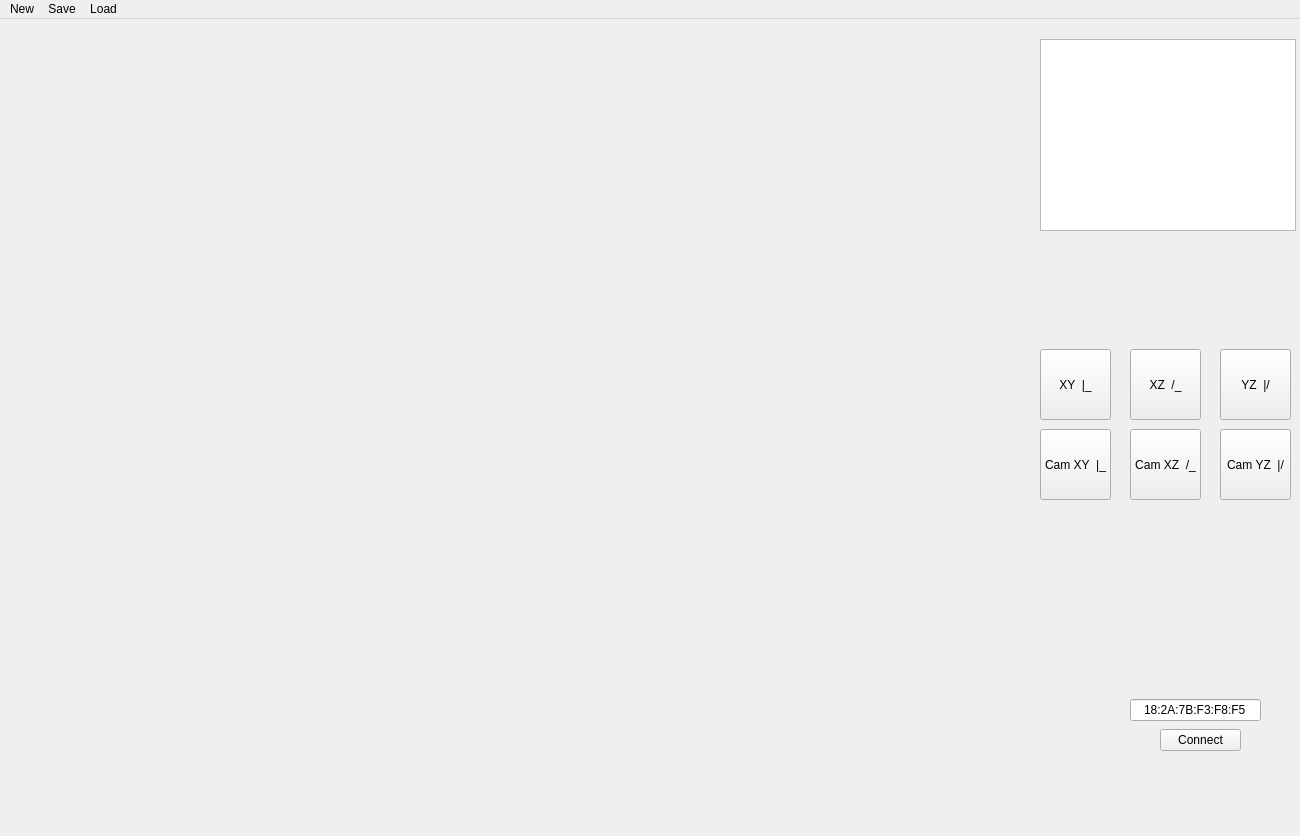
This is project/ui/room_design.ui in JonBrem/itt_ss16_project as Qt 5 draws it before an edit. The edited form follows.
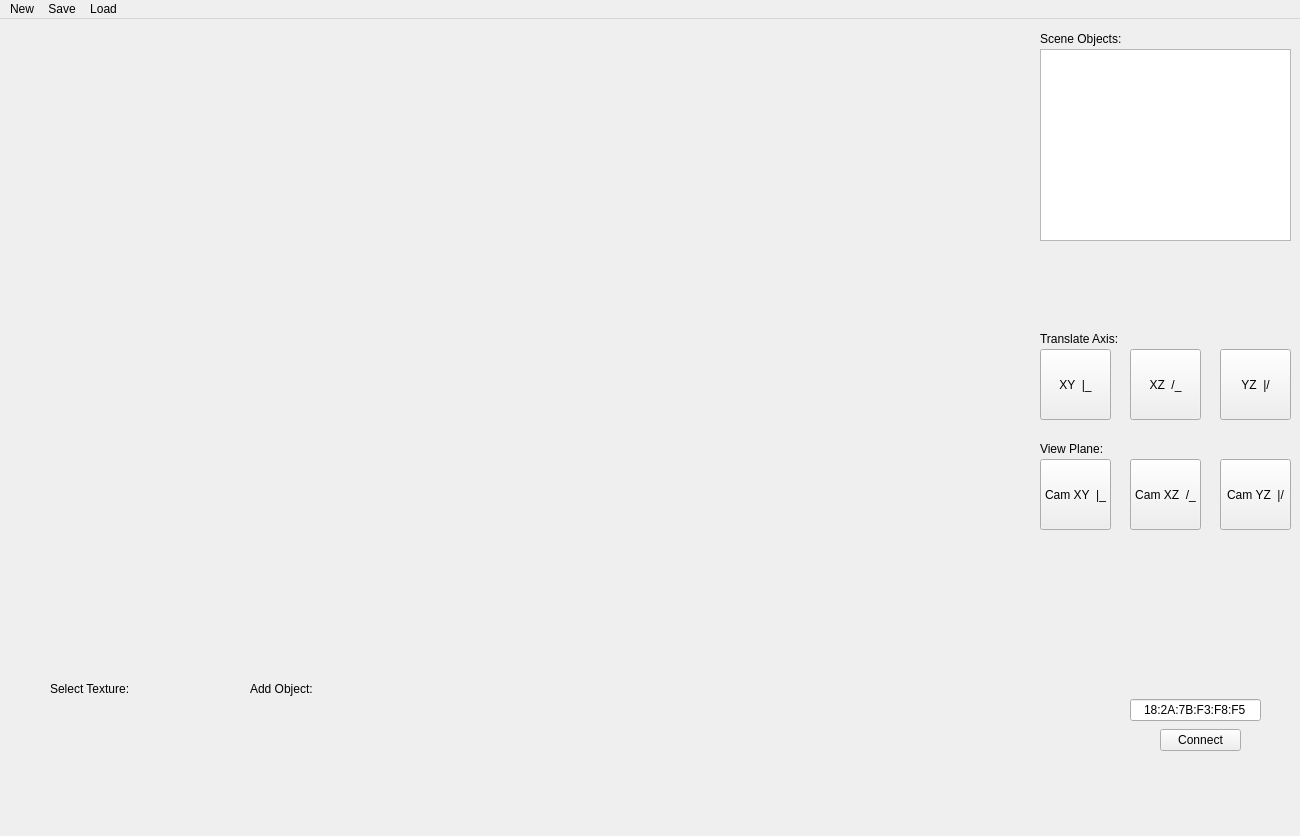
This is the edited form.

Patch:
```diff
--- a/project/ui/room_design.ui
+++ b/project/ui/room_design.ui
@@ -18,8 +18,8 @@
     <property name="geometry">
      <rect>
       <x>1040</x>
-      <y>20</y>
-      <width>256</width>
+      <y>30</y>
+      <width>251</width>
       <height>192</height>
      </rect>
     </property>
@@ -96,7 +96,7 @@
     <property name="geometry">
      <rect>
       <x>1040</x>
-      <y>410</y>
+      <y>440</y>
       <width>71</width>
       <height>71</height>
      </rect>
@@ -109,7 +109,7 @@
     <property name="geometry">
      <rect>
       <x>1220</x>
-      <y>410</y>
+      <y>440</y>
       <width>71</width>
       <height>71</height>
      </rect>
@@ -122,7 +122,7 @@
     <property name="geometry">
      <rect>
       <x>1130</x>
-      <y>410</y>
+      <y>440</y>
       <width>71</width>
       <height>71</height>
      </rect>
@@ -131,6 +131,71 @@
      <string>Cam XZ  /_</string>
     </property>
    </widget>
+   <widget class="QLabel" name="scene_obj_label">
+    <property name="geometry">
+     <rect>
+      <x>1040</x>
+      <y>10</y>
+      <width>111</width>
+      <height>20</height>
+     </rect>
+    </property>
+    <property name="text">
+     <string>Scene Objects:</string>
+    </property>
+   </widget>
+   <widget class="QLabel" name="transl_axis_label">
+    <property name="geometry">
+     <rect>
+      <x>1040</x>
+      <y>310</y>
+      <width>111</width>
+      <height>20</height>
+     </rect>
+    </property>
+    <property name="text">
+     <string>Translate Axis:</string>
+    </property>
+   </widget>
+   <widget class="QLabel" name="view_plane_label">
+    <property name="geometry">
+     <rect>
+      <x>1040</x>
+      <y>420</y>
+      <width>111</width>
+      <height>20</height>
+     </rect>
+    </property>
+    <property name="text">
+     <string>View Plane:</string>
+    </property>
+   </widget>
+   <widget class="QLabel" name="select_texture_label">
+    <property name="geometry">
+     <rect>
+      <x>50</x>
+      <y>660</y>
+      <width>111</width>
+      <height>20</height>
+     </rect>
+    </property>
+    <property name="text">
+     <string>Select Texture:</string>
+    </property>
+   </widget>
+   <widget class="QLabel" name="add_object_label">
+    <property name="geometry">
+     <rect>
+      <x>250</x>
+      <y>660</y>
+      <width>111</width>
+      <height>20</height>
+     </rect>
+    </property>
+    <property name="text">
+     <string>Add Object:</string>
+    </property>
+   </widget>
   </widget>
   <widget class="QMenuBar" name="menuBar">
    <property name="geometry">
```
Left out of the diff: 2 changed lines with no effect on the pictures.
